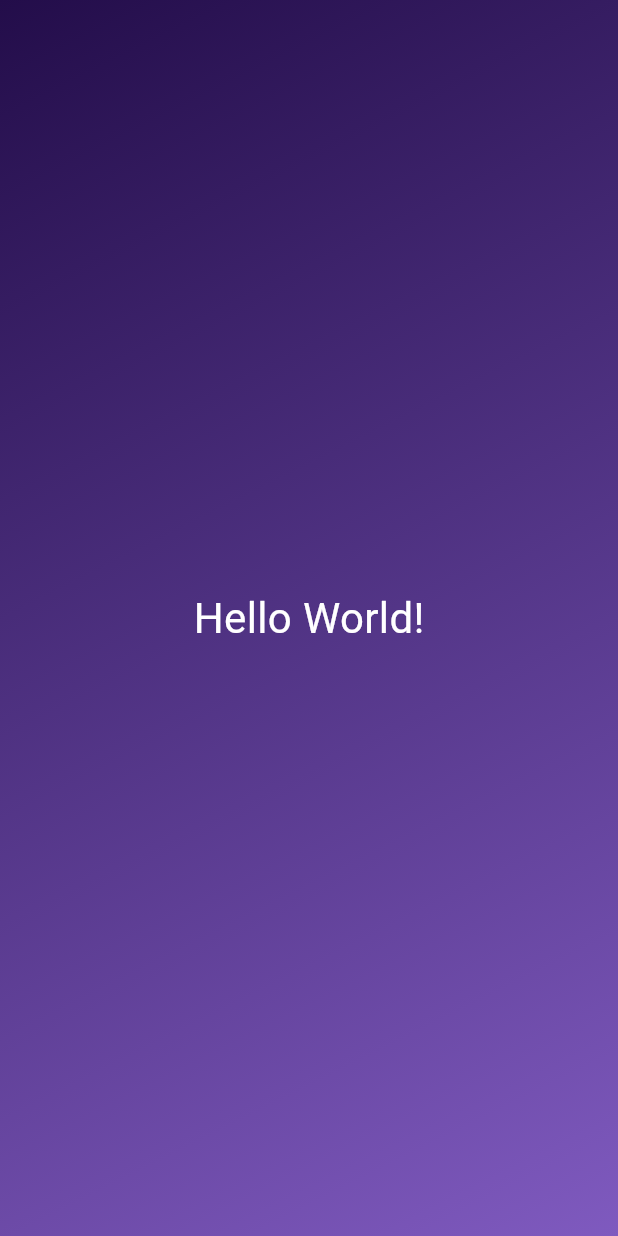
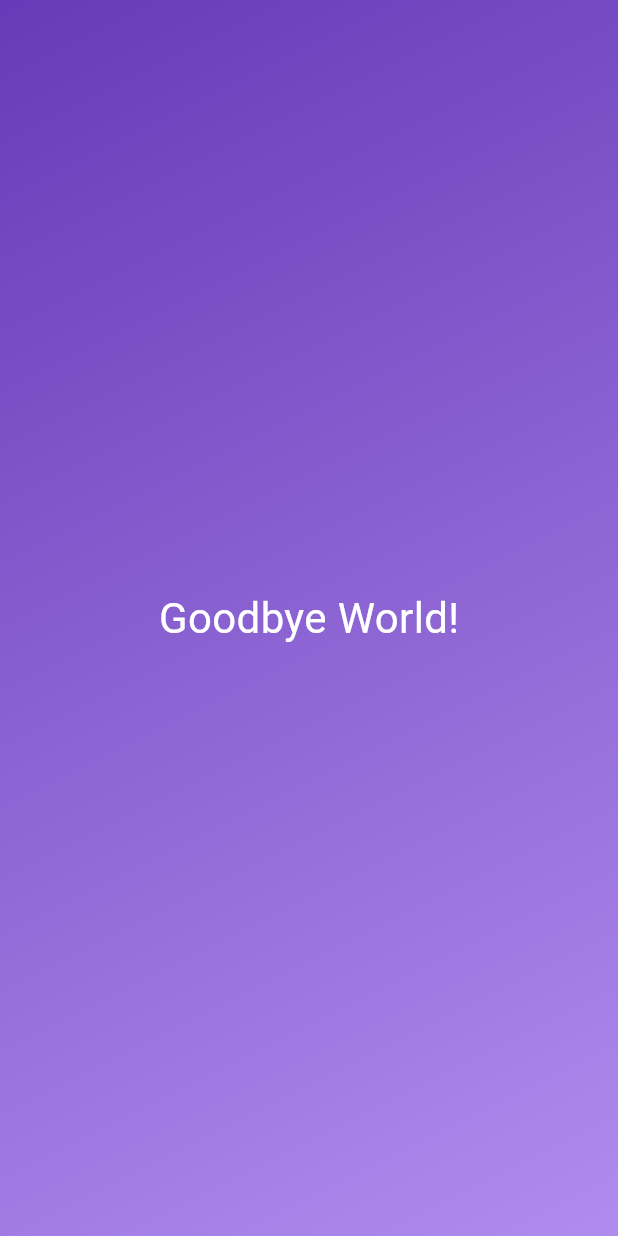
Before and after one commit to KristaBalling/firstFlutterApp, a Flutter app: the screen it shows after launch, on a phone screen of 412 x 824 dp. Run offline on Flutter 3.47's test engine with Material 3 defaults, Android fonts, the phone set to English and light mode, and no system bars.

Commit message:
styled text

```diff
--- a/lib/gradient_container.dart
+++ b/lib/gradient_container.dart
@@ -2,24 +2,29 @@ import 'package:flutter/material.dart';
 
 import 'package:first_app/styled_text.dart';
 
+const startAlignment = Alignment.topLeft;
+const endAlignment = Alignment.bottomRight;
+
 class GradientContainer extends StatelessWidget {
-  const GradientContainer({super.key});
+  const GradientContainer (this.color1, this.color2 , {super.key});
+
+  final Color color1;
+  final Color color2;
+
+
 
   @override
   Widget build(context) {
     return Container(
-      decoration: const BoxDecoration(
+      decoration: BoxDecoration(
         gradient: LinearGradient(
-          colors: [
-            const Color.fromARGB(255, 35, 13, 74),
-            const Color.fromARGB(255, 127, 90, 191),
-          ],
-          begin: Alignment.topLeft,
-          end: Alignment.bottomRight,
+          colors: [color1, color2],
+          begin: startAlignment,
+          end: endAlignment,
         ),
       ),
-    child: const Center(
-      child: StyledText()
+    child: Center(
+      child: StyledText('Goodbye World!'),
       ),
     );
   }
--- a/lib/main.dart
+++ b/lib/main.dart
@@ -5,7 +5,8 @@ void main() {
   runApp(
     MaterialApp(
       home: Scaffold(
-       body: const GradientContainer(),
+       body: const GradientContainer(Colors.deepPurple,
+       Color.fromARGB(255, 176, 140, 238)),
       ),
     ),
  );
--- a/lib/styled_text.dart
+++ b/lib/styled_text.dart
@@ -1,14 +1,14 @@
 import 'package:flutter/material.dart';
 
+class StyledText extends StatelessWidget {
+ StyledText(this.text, {super.key});
 
-
-class StyledText extends StatelessWidget {
-  const StyledText({super.key});
+  final String text;
 
 @override
 Widget build(context) {
   return Text(
-    'Hello World!',
+    text,
     style: TextStyle(
               color: Colors.white,
               fontSize: 28,
```
Also changed, not shown: 1 other file.
